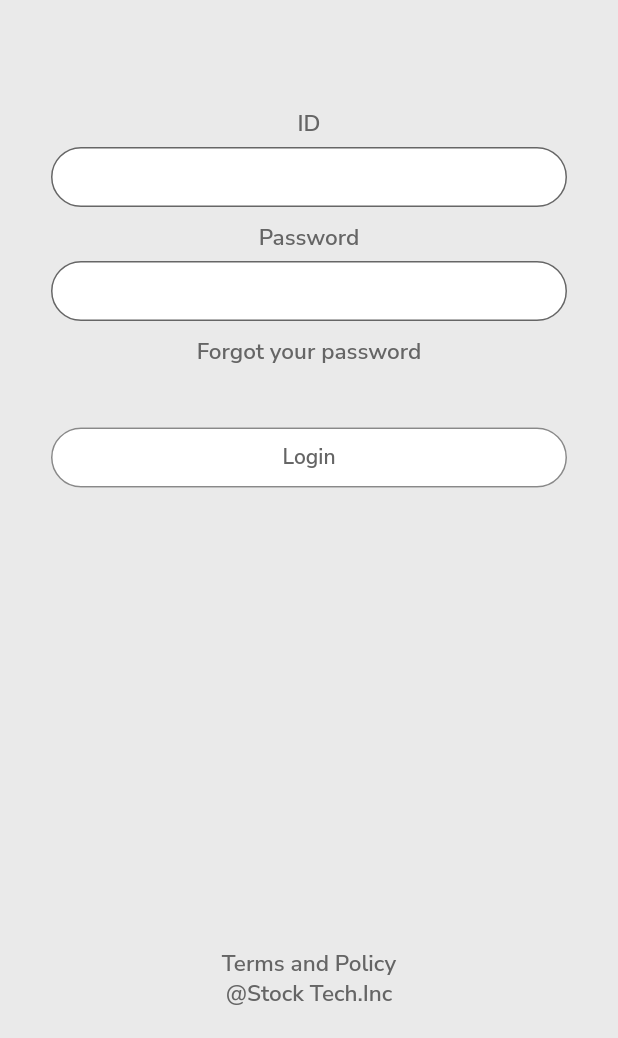
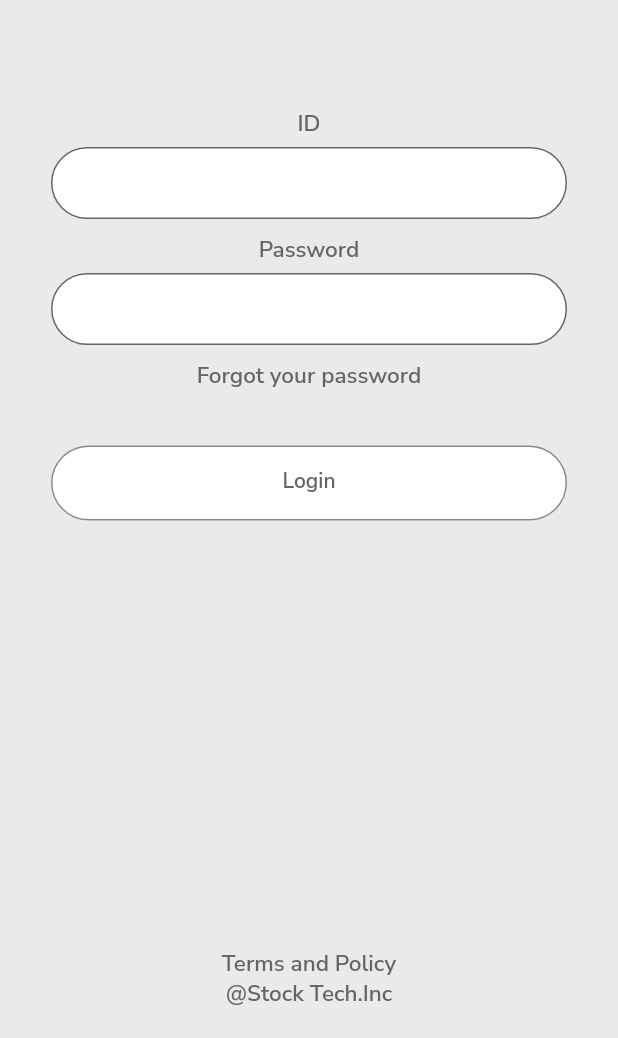
Before and after one commit to clydegold8/simple-flutter-app, a Flutter app: the screen it shows after launch, on a phone screen of 412 x 824 dp, the part 198-1236 px from its top. Run offline on Flutter 3.47's test engine with Material 2 defaults, Android fonts, the phone set to English and light mode, and no system bars; generated files the repository leaves out were written again.

Commit message:
adjusted height of the fields and button

```diff
--- a/lib/widgets/login_form.dart
+++ b/lib/widgets/login_form.dart
@@ -1,4 +1,5 @@
 import 'package:flutter/material.dart';
+import 'package:flutter/src/painting/alignment.dart';
 import 'package:flutter_gen/gen_l10n/app_localizations.dart';
 
 class KBlockLoginForm extends StatefulWidget {
@@ -48,18 +49,17 @@ class MyCustomFormState extends State<KBlockLoginForm> {
           ),
           Padding(
               padding: const EdgeInsets.fromLTRB(34, 0, 34, 0),
-              child: SizedBox(
-                height: 40.0,
-                child: TextField(
+              child: TextField(
                   decoration: InputDecoration(
                     filled: true,
                     fillColor: Color(0xFFFFFFFF),
                     border: OutlineInputBorder(
                       borderRadius: BorderRadius.circular(40.0),
                     ),
+                    contentPadding: EdgeInsets.symmetric(vertical: 0.0, horizontal: 15.0),
                   )
-                ),
-              )),
+                )
+          ),
           // password field
           Padding(
             padding: const EdgeInsets.fromLTRB(0, 10, 0, 6),
@@ -74,9 +74,7 @@ class MyCustomFormState extends State<KBlockLoginForm> {
           ),
           Padding(
               padding: const EdgeInsets.fromLTRB(34, 0, 34, 0),
-              child: SizedBox(
-                height: 40.0,
-                child: TextField(
+              child: TextField(
                   decoration: InputDecoration(
                     filled: true,
                     fillColor: Color(0xFFFFFFFF),
@@ -84,9 +82,9 @@ class MyCustomFormState extends State<KBlockLoginForm> {
                       borderRadius: BorderRadius.circular(40.0),
                       borderSide: const BorderSide(color: Color(0xFF898989)),
                     ),
+                    contentPadding: EdgeInsets.symmetric(vertical: 0.0, horizontal: 15.0),
                   ),
-                ),
-              )),
+                ),),
           // forgot password link
           Padding(
             padding: const EdgeInsets.fromLTRB(0, 10, 0, 7),
@@ -112,17 +110,20 @@ class MyCustomFormState extends State<KBlockLoginForm> {
                     )),
                 child: SizedBox(
                   width: double.infinity,
-                  height: 40.0,
+                  height: 50.0,
                   child: Padding(
                       padding: const EdgeInsets.fromLTRB(0, 10, 0, 12),
                       child: SizedBox(
                           width: double.infinity,
-                          child: Text(
+                          child: Align(
+                            alignment: Alignment.center,
+                            child: Text(
                             AppLocalizations.of(context)!.login,
                             textAlign: TextAlign.center,
                             style: const TextStyle(
                               color: Color(0xFF656565),
                             )
+                          )
                           ))),
                 ),
               ),
```
